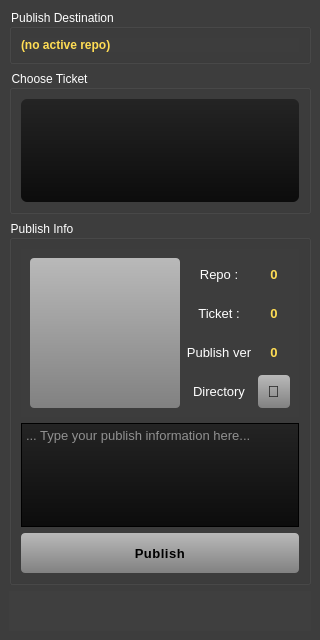
Old version of the form maya-scripts/MayaPublisher/ui.ui in the repository tonmaiart/MayaPublisher.
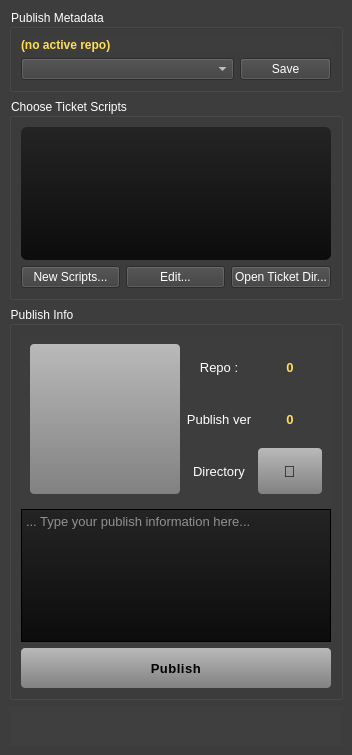
New version of the form.

```diff
--- a/maya-scripts/MayaPublisher/ui.ui
+++ b/maya-scripts/MayaPublisher/ui.ui
@@ -6,8 +6,8 @@
    <rect>
     <x>0</x>
     <y>0</y>
-    <width>320</width>
-    <height>640</height>
+    <width>352</width>
+    <height>755</height>
    </rect>
   </property>
   <property name="font">
@@ -36,10 +36,12 @@
        <string notr="true">color:white</string>
       </property>
       <property name="title">
-       <string>Publish Destination</string>
+       <string>Publish Metadata</string>
       </property>
       <layout class="QGridLayout" name="gridLayout_dest">
-       <item row="0" column="0">
+       <item row="1" column="0">
+        <layout class="QVBoxLayout" name="verticalLayout_2">
+         <item>
         <widget class="QLabel" name="label_publish_root">
          <property name="font">
           <font>
@@ -59,6 +61,22 @@
          </property>
         </widget>
        </item>
+         <item>
+          <layout class="QHBoxLayout" name="horizontalLayout_3" stretch="7,3">
+           <item>
+            <widget class="QComboBox" name="comboBox_tickets_catagory"/>
+           </item>
+           <item>
+            <widget class="QPushButton" name="pushButton_catagory_config">
+             <property name="text">
+              <string>Save</string>
+             </property>
+            </widget>
+           </item>
+          </layout>
+         </item>
+        </layout>
+       </item>
       </layout>
      </widget>
     </item>
@@ -74,7 +92,7 @@
        <string notr="true">color:white</string>
       </property>
       <property name="title">
-       <string>Choose Ticket</string>
+       <string>Choose Ticket Scripts</string>
       </property>
       <layout class="QGridLayout" name="gridLayout_2">
        <item row="0" column="0">
@@ -107,6 +125,31 @@
          </property>
         </widget>
        </item>
+       <item row="1" column="0">
+        <layout class="QHBoxLayout" name="horizontalLayout_2">
+         <item>
+          <widget class="QPushButton" name="pushButton_create_ticket_scripts">
+           <property name="text">
+            <string>New Scripts...</string>
+           </property>
+          </widget>
+         </item>
+         <item>
+          <widget class="QPushButton" name="pushButton_edit_selected_script">
+           <property name="text">
+            <string>Edit...</string>
+           </property>
+          </widget>
+         </item>
+         <item>
+          <widget class="QPushButton" name="pushButton_open_ticket_dir">
+           <property name="text">
+            <string>Open Ticket Dir...</string>
+           </property>
+          </widget>
+         </item>
+        </layout>
+       </item>
       </layout>
      </widget>
     </item>
@@ -196,7 +239,7 @@
               </property>
              </widget>
             </item>
-            <item row="0" column="1">
+            <item row="0" column="2">
              <widget class="QLabel" name="label_job_name">
               <property name="font">
                <font>
@@ -217,46 +260,6 @@
              </widget>
             </item>
             <item row="1" column="0">
-             <widget class="QLabel" name="label_version_current_6">
-              <property name="font">
-               <font>
-                <pointsize>10</pointsize>
-                <weight>50</weight>
-                <bold>false</bold>
-               </font>
-              </property>
-              <property name="styleSheet">
-               <string notr="true">color:white</string>
-              </property>
-              <property name="text">
-               <string>Ticket :</string>
-              </property>
-              <property name="alignment">
-               <set>Qt::AlignCenter</set>
-              </property>
-             </widget>
-            </item>
-            <item row="1" column="1">
-             <widget class="QLabel" name="label_job_task">
-              <property name="font">
-               <font>
-                <pointsize>10</pointsize>
-                <weight>75</weight>
-                <bold>true</bold>
-               </font>
-              </property>
-              <property name="styleSheet">
-               <string notr="true">color:rgb(255, 221, 84)</string>
-              </property>
-              <property name="text">
-               <string>0</string>
-              </property>
-              <property name="alignment">
-               <set>Qt::AlignCenter</set>
-              </property>
-             </widget>
-            </item>
-            <item row="2" column="0">
              <widget class="QLabel" name="label_version_current_3">
               <property name="font">
                <font>
@@ -276,7 +279,7 @@
               </property>
              </widget>
             </item>
-            <item row="2" column="1">
+            <item row="1" column="2">
              <widget class="QLabel" name="label_version_publish">
               <property name="font">
                <font>
@@ -296,27 +299,7 @@
               </property>
              </widget>
             </item>
-            <item row="3" column="0">
-             <widget class="QLabel" name="label_version_current_7">
-              <property name="font">
-               <font>
-                <pointsize>10</pointsize>
-                <weight>50</weight>
-                <bold>false</bold>
-               </font>
-              </property>
-              <property name="styleSheet">
-               <string notr="true">color:white</string>
-              </property>
-              <property name="text">
-               <string>Directory</string>
-              </property>
-              <property name="alignment">
-               <set>Qt::AlignCenter</set>
-              </property>
-             </widget>
-            </item>
-            <item row="3" column="1">
+            <item row="2" column="2">
              <widget class="QPushButton" name="pushButton_open_dir">
               <property name="sizePolicy">
                <sizepolicy hsizetype="Minimum" vsizetype="Minimum">
@@ -356,6 +339,26 @@
               </property>
              </widget>
             </item>
+            <item row="2" column="0">
+             <widget class="QLabel" name="label_version_current_7">
+              <property name="font">
+               <font>
+                <pointsize>10</pointsize>
+                <weight>50</weight>
+                <bold>false</bold>
+               </font>
+              </property>
+              <property name="styleSheet">
+               <string notr="true">color:white</string>
+              </property>
+              <property name="text">
+               <string>Directory</string>
+              </property>
+              <property name="alignment">
+               <set>Qt::AlignCenter</set>
+              </property>
+             </widget>
+            </item>
            </layout>
           </item>
          </layout>
```
Lines whose indentation alone changed are shown as unchanged.
